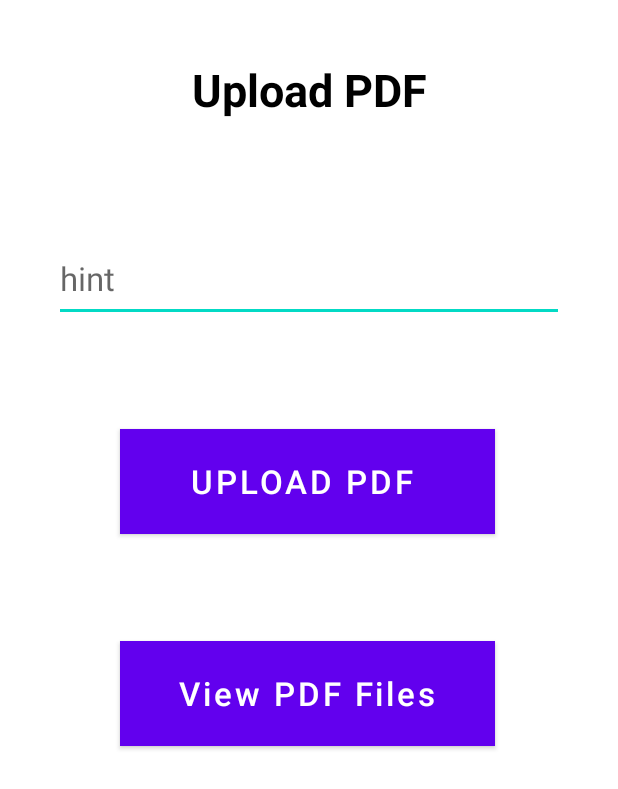
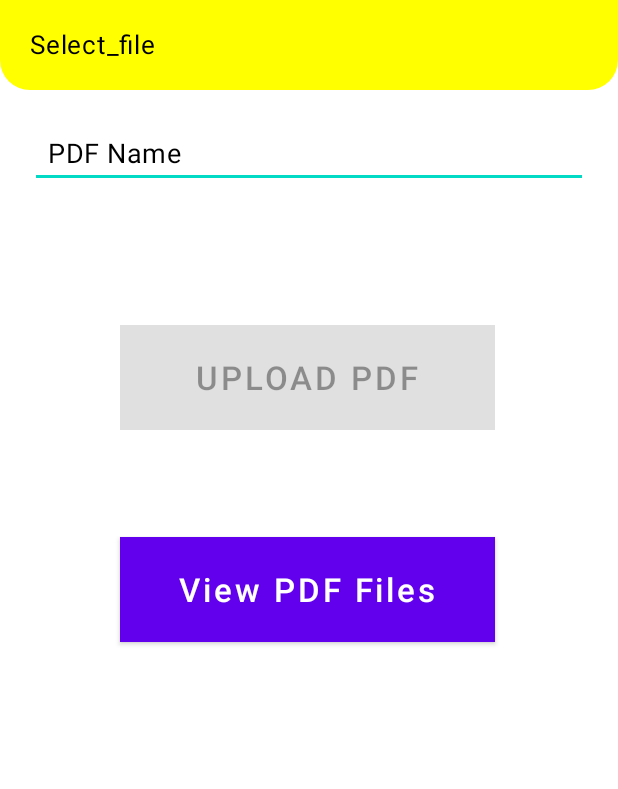
Before and after one commit to KodeApp/Academic_Solution, an Android app: the UploadPDF screen opened directly, with no data from a screen before it, on a phone screen of 412 x 824 dp. Shown: the top 789 px of the screen. Run offline under Robolectric (Android 15) with nearby library versions, the phone set to English and light mode, and no system bars; our stand-ins replace Firebase (no records; nobody signed in at launch, a user with empty details on screens opened directly).

Commit message:
Added code to show pdf files uploaded by teacher

```diff
--- a/app/build.gradle
+++ b/app/build.gradle
@@ -43,4 +43,9 @@ dependencies {
     implementation 'androidx.cardview:cardview:1.0.0'
     implementation platform('com.google.firebase:firebase-bom:31.5.0')
     implementation 'com.google.firebase:firebase-analytics'
+    implementation 'com.google.firebase:firebase-auth:22.0.0'
+    implementation 'com.firebaseui:firebase-ui-database:7.2.0'
+    implementation 'com.google.firebase:firebase-core:21.1.1'
+
+
 }
--- a/app/src/main/AndroidManifest.xml
+++ b/app/src/main/AndroidManifest.xml
@@ -2,7 +2,11 @@
 <manifest xmlns:android="http://schemas.android.com/apk/res/android"
     xmlns:tools="http://schemas.android.com/tools">
 
+    <uses-permission android:name="android.permission.INTERNET"/>
     <uses-permission android:name="android.permission.READ_EXTERNAL_STORAGE" />
+    <uses-permission android:name="android.permission.WRITE_EXTERNAL_STORAGE"
+        tools:ignore="ScopedStorage" />
+
 
     <application
         android:allowBackup="true"
--- a/app/src/main/java/com/app/edu_academic_solution/pdfClass.java
+++ b/app/src/main/java/com/app/edu_academic_solution/model/pdfClass.java
@@ -1,8 +1,9 @@
-package com.app.edu_academic_solution;
+package com.app.edu_academic_solution.model;
 
 public class pdfClass {
 
     public  String name, url;
+    public int getName;
 
     public  pdfClass(){
 
--- /dev/null
+++ b/app/src/main/res/drawable/linear_back.xml
@@ -0,0 +1,10 @@
+<?xml version="1.0" encoding="utf-8"?>
+<shape xmlns:android="http://schemas.android.com/apk/res/android"
+    android:shape="rectangle">
+
+    <solid android:color="#FFFF00"/>
+    <corners android:bottomLeftRadius="20dp"
+        android:bottomRightRadius="20dp"/>
+
+
+</shape>
--- a/app/src/main/res/layout/activity_upload_pdf.xml
+++ b/app/src/main/res/layout/activity_upload_pdf.xml
@@ -1,36 +1,47 @@
 <?xml version="1.0" encoding="utf-8"?>
 <RelativeLayout xmlns:android="http://schemas.android.com/apk/res/android"
-    xmlns:app="http://schemas.android.com/apk/res-auto"
+
     xmlns:tools="http://schemas.android.com/tools"
     android:layout_width="match_parent"
     android:layout_height="match_parent"
     android:orientation="vertical"
     tools:context=".UploadPDF">
 
-    <TextView
+    <LinearLayout
+        android:layout_width="match_parent"
+        android:layout_height="wrap_content"
+        android:padding="20dp"
         android:id="@+id/uploadText"
-        android:layout_width="match_parent"
-        android:layout_height="59dp"
-        android:layout_marginTop="30dp"
-        android:gravity="center"
-        android:text="Upload PDF"
-        android:textColor="@color/black"
-        android:textSize="30sp"
-        android:textStyle="bold" />
+        android:background="@drawable/linear_back">
+
+        <TextView
+            android:layout_width="match_parent"
+            android:layout_height="wrap_content"
+            android:text="@string/select_file"
+            android:textSize="17sp"
+            android:textColor="@color/black"
+            android:includeFontPadding="false"
+            android:letterSpacing="0.03"/>
 
 
-    <com.google.android.material.textfield.TextInputEditText
+
+    </LinearLayout>
+
+
+    <EditText
         android:id="@+id/pdfName"
-        android:layout_width="339dp"
-        android:layout_height="58dp"
-        android:layout_below="@+id/uploadText"
-        android:layout_alignParentStart="true"
-        android:layout_alignParentEnd="true"
-        android:layout_marginStart="36dp"
-        android:layout_marginTop="67dp"
-        android:layout_marginEnd="36dp"
-        android:hint="hint"
-        android:textSize="22sp" />
+        android:layout_width="match_parent"
+        android:layout_height="wrap_content"
+        android:layout_below="@id/uploadText"
+        android:layout_marginStart="20dp"
+        android:layout_marginTop="20dp"
+        android:layout_marginEnd="20dp"
+        android:layout_marginBottom="20dp"
+        android:includeFontPadding="false"
+        android:letterSpacing="0.02"
+        android:padding="12dp"
+        android:text="PDF Name"
+        android:textColor="@color/black" />
 
     <Button
         android:id="@+id/uploadButton"
@@ -43,7 +54,7 @@
         android:layout_marginTop="71dp"
         android:layout_marginEnd="82dp"
         android:background="@color/purple"
-        android:text="Upload PDF "
+        android:text="@string/upload_pdf"
         android:textSize="22sp" />
 
     <Button
@@ -59,8 +70,9 @@
         android:layout_marginEnd="82dp"
         android:onClick="viewPDF"
         android:background="@color/purple"
-        android:text="View PDF Files"
-        android:textSize="22sp" />
+        android:text="@string/view_pdf_files"
+        android:textSize="22sp"
+        tools:ignore="UsingOnClickInXml" />
 
 
 </RelativeLayout>
--- a/app/src/main/res/values/strings.xml
+++ b/app/src/main/res/values/strings.xml
@@ -5,4 +5,12 @@
     <string name="name">Name</string>
     <string name="feedback">Feedback</string>
     <string name="submit">SUBMIT</string>
+    <string name="pdf_file_name">PDF File Name</string>
+    <string name="select_file">Select_file</string>
+    <string name="hint">hint</string>
+    <string name="upload_pdf">Upload PDF</string>
+    <string name="view_pdf_files">View PDF Files</string>
+    <string name="pdf_name">PDF Name</string>
+    <string name="todo">TODO</string>
+    <string name="img">TODO</string>
 </resources>
--- a/settings.gradle
+++ b/settings.gradle
@@ -1,3 +1,5 @@
+import org.gradle.api.initialization.resolve.RepositoriesMode
+
 pluginManagement {
     repositories {
         gradlePluginPortal()
@@ -6,7 +8,7 @@ pluginManagement {
     }
 }
 dependencyResolutionManagement {
-    repositoriesMode.set(RepositoriesMode.FAIL_ON_PROJECT_REPOS)
+    repositoriesMode.set(RepositoriesMode.PREFER_SETTINGS)
     repositories {
         google()
         mavenCentral()
```
Also changed, not shown: app/src/main/java/com/app/edu_academic_solution/Adapter.java (added, +29 -0 lines), app/src/main/java/com/app/edu_academic_solution/ItemClickListerner.java (added, +8 -0 lines), app/src/main/java/com/app/edu_academic_solution/Syllabus.java (+137 -64 lines), app/src/main/java/com/app/edu_academic_solution/UploadPDF.java (+87 -11 lines), app/src/main/java/com/app/edu_academic_solution/list_item.java (deleted, +0 -14 lines), app/src/main/res/layout/activity_list_item.xml (deleted, +0 -10 lines), app/src/main/res/layout/activity_syllabus.xml (+18 -7 lines), app/src/main/res/layout/pdf_item.xml (added, +47 -0 lines), build.gradle (+18 -0 lines).
